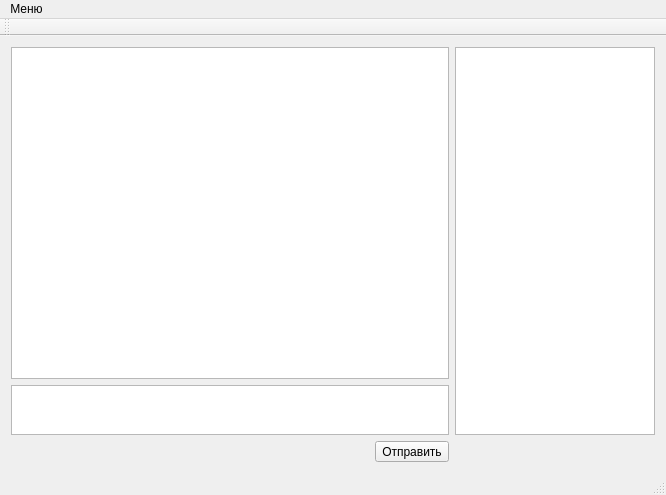
ulkiorra1992/UdpChat, file UdpClient/client.ui: the form before one commit.
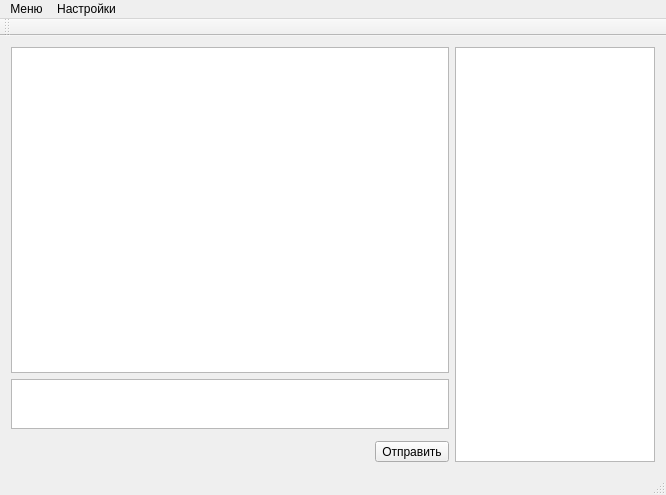
The form after the commit. Icons and pictures are not drawn.

What changed in the file:
```diff
--- a/UdpClient/client.ui
+++ b/UdpClient/client.ui
@@ -52,7 +52,7 @@
       </property>
      </widget>
     </item>
-    <item row="1" column="1" rowspan="2">
+    <item row="1" column="1" rowspan="4">
      <widget class="QListWidget" name="listWidgetUsers">
       <property name="maximumSize">
        <size>
@@ -79,8 +79,16 @@
     </property>
     <addaction name="Registration"/>
     <addaction name="Authorization"/>
+    <addaction name="Quit"/>
+   </widget>
+   <widget class="QMenu" name="menu_2">
+    <property name="title">
+     <string>Настройки</string>
+    </property>
+    <addaction name="appTray"/>
    </widget>
    <addaction name="menu"/>
+   <addaction name="menu_2"/>
   </widget>
   <widget class="QToolBar" name="mainToolBar">
    <attribute name="toolBarArea">
```
Left out of the diff: 24 changed lines with no effect on the pictures.
